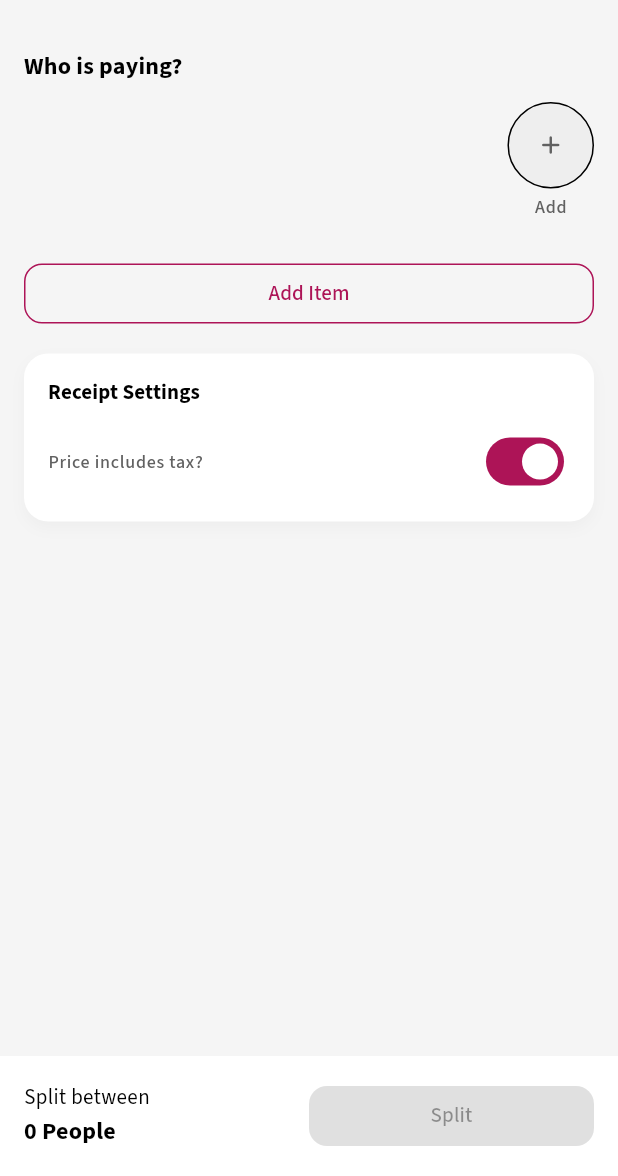
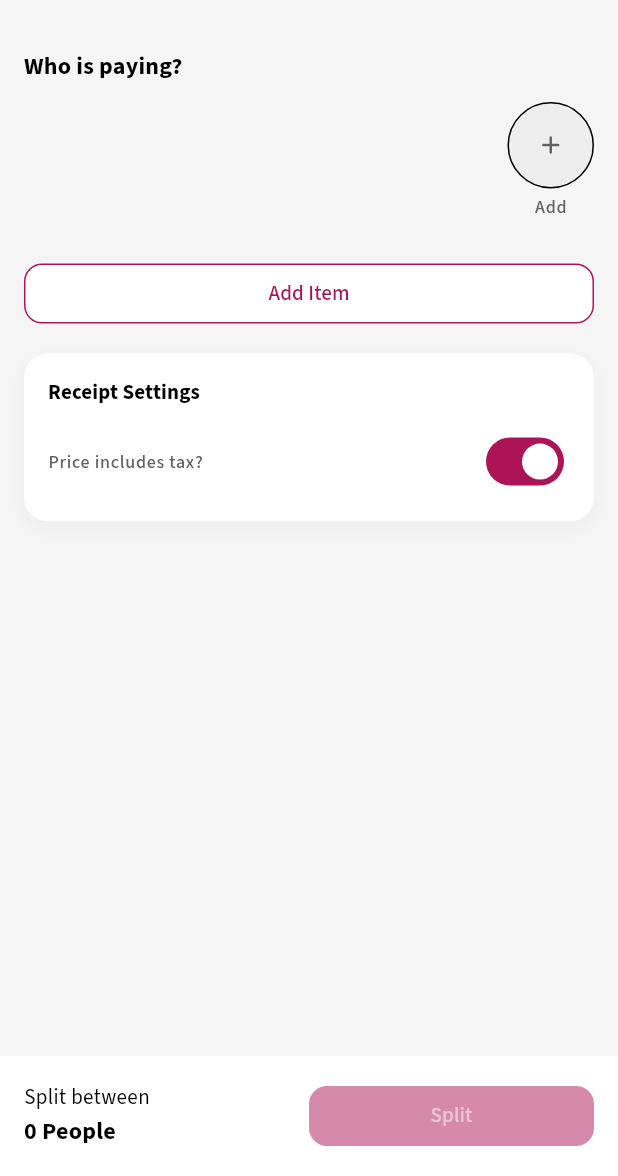
Before and after one commit to Zer0-01/numeru, a Flutter app: the screen it shows after launch, after a tap on "Split", on a phone screen of 412 x 824 dp, the part 60-1236 px from its top. Run offline on Flutter 3.47's test engine with Material 3 defaults, Android fonts, the phone set to English and light mode, and no system bars; our stand-ins replace adaptive_theme, auto_route, equatable, flutter_bloc, google_fonts, logger and 2 more; network calls fail.

Commit message:
feat: Add disabled state styling for FilledButton and refine OutlinedButton's background and disabled colors.

```diff
--- a/lib/theme/app_theme_data.dart
+++ b/lib/theme/app_theme_data.dart
@@ -106,6 +106,18 @@ class AppFilledButtonThemeData {
   static FilledButtonThemeData light(ColorScheme scheme) {
     return FilledButtonThemeData(
       style: ButtonStyle(
+        backgroundColor: WidgetStateProperty.resolveWith((states) {
+          if (states.contains(WidgetState.disabled)) {
+            return scheme.primary.withValues(alpha: 0.5);
+          }
+          return scheme.primary;
+        }),
+        foregroundColor: WidgetStateProperty.resolveWith((states) {
+          if (states.contains(WidgetState.disabled)) {
+            return scheme.onPrimary.withValues(alpha: 0.5);
+          }
+          return scheme.onPrimary;
+        }),
         shape: WidgetStateProperty.all<RoundedRectangleBorder>(
           RoundedRectangleBorder(borderRadius: BorderRadius.circular(12)),
         ),
@@ -119,6 +131,7 @@ class AppOutlinedButtonThemeData {
     return OutlinedButtonThemeData(
       style: OutlinedButton.styleFrom(
         shape: RoundedRectangleBorder(borderRadius: BorderRadius.circular(12)),
+        backgroundColor: scheme.surfaceContainerLowest,
       ).copyWith(
         overlayColor: WidgetStateProperty.resolveWith((states) {
           if (states.contains(WidgetState.pressed)) {
@@ -128,13 +141,13 @@ class AppOutlinedButtonThemeData {
         }),
         side: WidgetStateProperty.resolveWith((states) {
           if (states.contains(WidgetState.disabled)) {
-            return BorderSide(color: scheme.primary.withValues(alpha: 0.2));
+            return BorderSide(color: scheme.primary.withValues(alpha: 0.5));
           }
           return BorderSide(color: scheme.primary);
         }),
         foregroundColor: WidgetStateProperty.resolveWith((states) {
           if (states.contains(WidgetState.disabled)) {
-            return scheme.primary.withValues(alpha: 0.2);
+            return scheme.primary.withValues(alpha: 0.5);
           }
           return scheme.primary;
         }),
```
